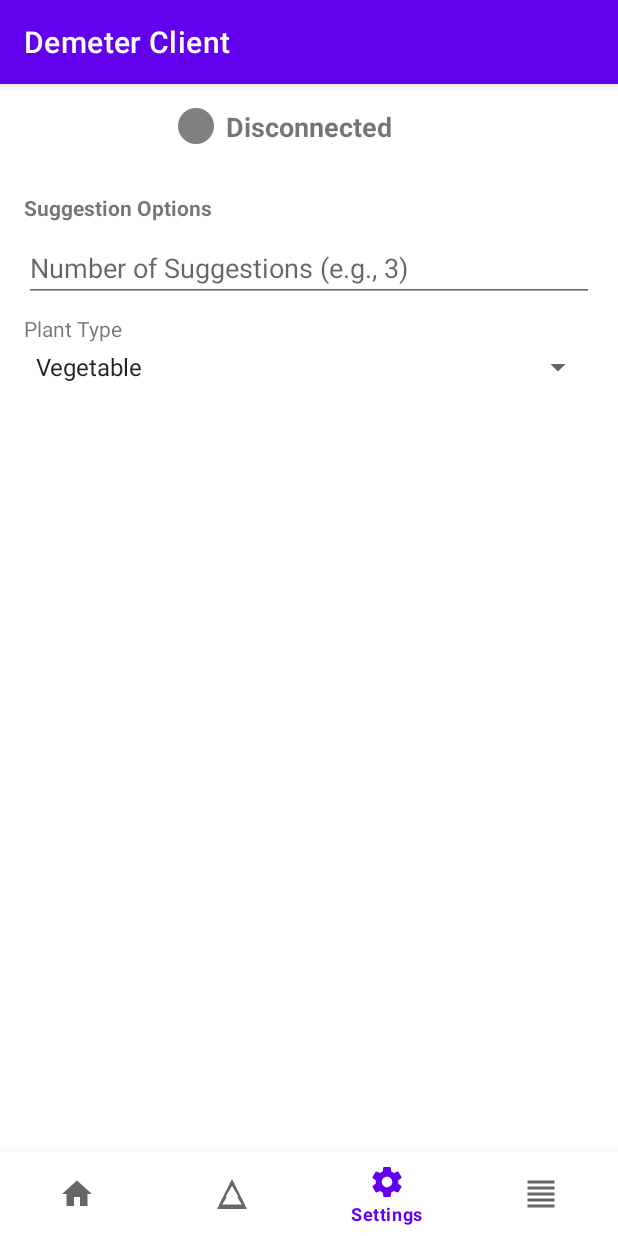
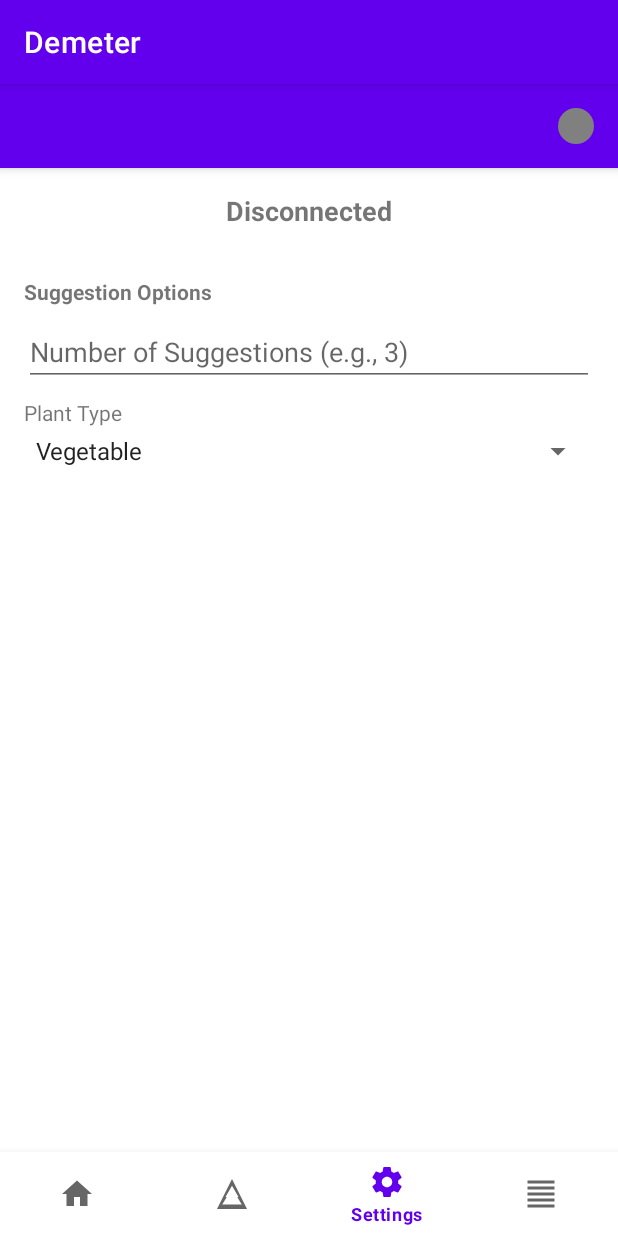
Before and after one commit to stantonious/demeter, an Android app: the SettingsFragment screen opened through its navigation route, on a phone screen of 412 x 824 dp. Run offline under Robolectric (Android 15) with nearby library versions, the phone set to English and light mode, and no system bars; our stand-ins replace navigation-ui; 2 statements that could not run were skipped.

Commit message:
feat(android): UI cleanup and improvements
This commit introduces several UI enhancements to the Android client:

- The connection status LED has been moved from the Settings screen to the main toolbar for better visibility.
- The application title has been changed from "Demeter Client" to "Demeter".
- A new application icon representing the Greek goddess Demeter has been created and applied.
- Button sensitization logic has been implemented. Buttons on the "Suggest" screen are now enabled/disabled based on the application's state (BLE connection, suggestion received, image processed).
- A progress bar has been added to show the upload progress of the preview image.

```diff
--- a/android-client/app/src/main/AndroidManifest.xml
+++ b/android-client/app/src/main/AndroidManifest.xml
@@ -12,9 +12,9 @@
 
     <application
         android:allowBackup="true"
-        android:icon="@mipmap/ic_launcher"
+        android:icon="@mipmap/ic_launcher_demeter"
         android:label="@string/app_name"
-        android:roundIcon="@mipmap/ic_launcher_round"
+        android:roundIcon="@mipmap/ic_launcher_demeter_round"
         android:supportsRtl="true"
         android:theme="@style/Theme.DemeterClient">
         <activity
--- a/android-client/app/src/main/java/com/example/demeterclient/SettingsFragment.java
+++ b/android-client/app/src/main/java/com/example/demeterclient/SettingsFragment.java
@@ -22,7 +22,6 @@ public class SettingsFragment extends Fragment {
 
     private EditText numSuggestionsEditText;
     private Spinner plantTypeSpinner;
-    private ImageView ledIndicator;
     private TextView statusTextView;
     private MainActivity mainActivity;
 
@@ -39,7 +38,6 @@ public class SettingsFragment extends Fragment {
 
         numSuggestionsEditText = view.findViewById(R.id.num_suggestions_edit_text);
         plantTypeSpinner = view.findViewById(R.id.plant_type_spinner);
-        ledIndicator = view.findViewById(R.id.led_indicator);
         statusTextView = view.findViewById(R.id.status_text_view);
 
         ArrayAdapter<CharSequence> adapter = ArrayAdapter.createFromResource(requireActivity(),
@@ -91,12 +89,6 @@ public class SettingsFragment extends Fragment {
         return plantTypeSpinner.getSelectedItemPosition();
     }
 
-    public void updateLedIndicator(int drawableId) {
-        if (ledIndicator != null && isAdded()) {
-            ledIndicator.setImageDrawable(ContextCompat.getDrawable(requireContext(), drawableId));
-        }
-    }
-
     public void setStatusText(String text) {
         if (statusTextView != null) {
             statusTextView.setText(text);
--- a/android-client/app/src/main/res/layout/activity_main.xml
+++ b/android-client/app/src/main/res/layout/activity_main.xml
@@ -6,11 +6,16 @@
     android:layout_height="match_parent"
     tools:context=".MainActivity">
 
+    <include
+        android:id="@+id/toolbar_custom"
+        layout="@layout/toolbar_custom" />
+
     <androidx.swiperefreshlayout.widget.SwipeRefreshLayout
         android:id="@+id/swipe_refresh_layout"
         android:layout_width="match_parent"
         android:layout_height="match_parent"
-        android:layout_above="@+id/bottom_nav_view">
+        android:layout_above="@+id/bottom_nav_view"
+        android:layout_below="@id/toolbar_custom">
 
         <androidx.fragment.app.FragmentContainerView
             android:id="@+id/nav_host_fragment"
--- a/android-client/app/src/main/res/layout/fragment_settings.xml
+++ b/android-client/app/src/main/res/layout/fragment_settings.xml
@@ -7,29 +7,15 @@
     android:padding="16dp"
     tools:context=".SettingsFragment">
 
-    <RelativeLayout
-        android:layout_width="match_parent"
+    <TextView
+        android:id="@+id/status_text_view"
+        android:layout_width="wrap_content"
         android:layout_height="wrap_content"
-        android:layout_marginBottom="16dp">
-
-        <ImageView
-            android:id="@+id/led_indicator"
-            android:layout_width="24dp"
-            android:layout_height="24dp"
-            android:layout_centerVertical="true"
-            android:layout_marginEnd="8dp"
-            android:src="@drawable/led_grey"
-            android:layout_toStartOf="@id/status_text_view"/>
-
-        <TextView
-            android:id="@+id/status_text_view"
-            android:layout_width="wrap_content"
-            android:layout_height="wrap_content"
-            android:layout_centerInParent="true"
-            android:text="Scanning..."
-            android:textSize="18sp"
-            android:textStyle="bold" />
-    </RelativeLayout>
+        android:layout_gravity="center_horizontal"
+        android:layout_marginBottom="16dp"
+        android:text="Disconnected"
+        android:textSize="18sp"
+        android:textStyle="bold" />
 
     <TextView
         android:layout_width="wrap_content"
--- /dev/null
+++ b/android-client/app/src/main/res/layout/toolbar_custom.xml
@@ -0,0 +1,20 @@
+<androidx.appcompat.widget.Toolbar xmlns:android="http://schemas.android.com/apk/res/android"
+    xmlns:app="http://schemas.android.com/apk/res-auto"
+    android:id="@+id/toolbar"
+    android:layout_width="match_parent"
+    android:layout_height="?attr/actionBarSize"
+    android:background="?attr/colorPrimary"
+    android:elevation="4dp"
+    android:theme="@style/ThemeOverlay.AppCompat.Dark.ActionBar"
+    app:popupTheme="@style/ThemeOverlay.AppCompat.Light">
+
+    <ImageView
+        android:id="@+id/led_indicator"
+        android:layout_width="24dp"
+        android:layout_height="24dp"
+        android:layout_gravity="end"
+        android:layout_marginEnd="16dp"
+        android:src="@drawable/led_grey"
+        android:visibility="visible" />
+
+</androidx.appcompat.widget.Toolbar>
--- /dev/null
+++ b/android-client/app/src/main/res/mipmap-anydpi-v26/ic_launcher_demeter.xml
@@ -0,0 +1,5 @@
+<?xml version="1.0" encoding="utf-8"?>
+<adaptive-icon xmlns:android="http://schemas.android.com/apk/res/android">
+    <background android:drawable="@drawable/ic_launcher_demeter" />
+    <foreground android:drawable="@drawable/ic_launcher_demeter_foreground" />
+</adaptive-icon>
--- /dev/null
+++ b/android-client/app/src/main/res/mipmap-anydpi-v26/ic_launcher_demeter_round.xml
@@ -0,0 +1,5 @@
+<?xml version="1.0" encoding="utf-8"?>
+<adaptive-icon xmlns:android="http://schemas.android.com/apk/res/android">
+    <background android:drawable="@drawable/ic_launcher_demeter" />
+    <foreground android:drawable="@drawable/ic_launcher_demeter_foreground" />
+</adaptive-icon>
--- a/android-client/app/src/main/res/values/strings.xml
+++ b/android-client/app/src/main/res/values/strings.xml
@@ -1,5 +1,5 @@
 <resources>
-    <string name="app_name">Demeter Client</string>
+    <string name="app_name">Demeter</string>
     <string-array name="plant_types">
         <item>Vegetable</item>
         <item>Fruit</item>
```
Also changed, not shown: android-client/app/src/main/java/com/example/demeterclient/MainActivity.java (+16 -11 lines), android-client/app/src/main/java/com/example/demeterclient/SuggestFragment.java (+19 -0 lines), android-client/app/src/main/res/drawable/ic_launcher_demeter.xml (added, +169 -0 lines), android-client/app/src/main/res/drawable/ic_launcher_demeter_foreground.xml (added, +14 -0 lines), android-client/app/src/main/res/layout/fragment_suggest.xml (+8 -0 lines).
